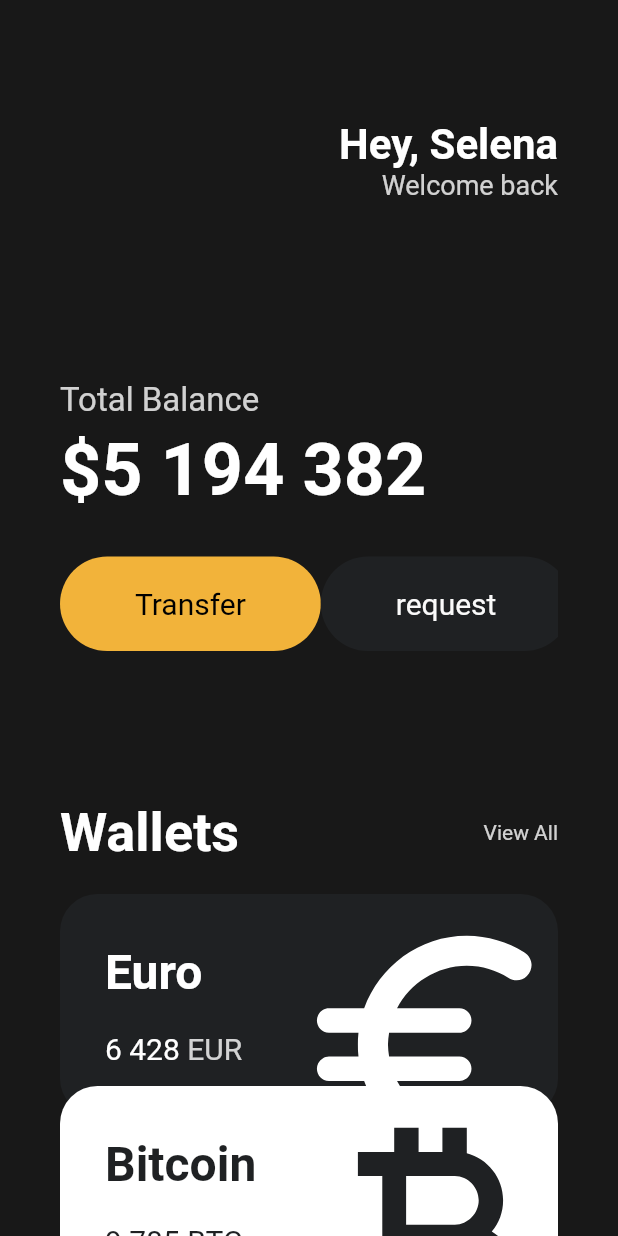
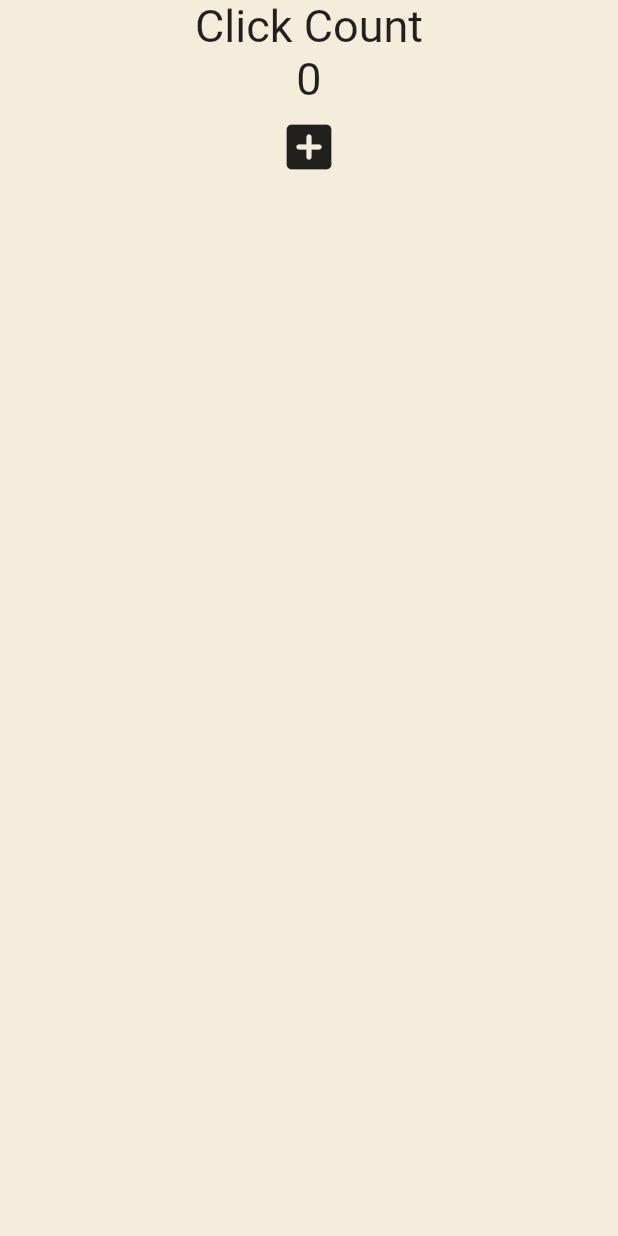
Before and after one commit to sungkuk5420/flutter-practice, a Flutter app: the screen it shows after launch, on a phone screen of 412 x 824 dp. Run offline on Flutter 3.47's test engine with Material 2 defaults, Android fonts, the phone set to English and light mode, and no system bars.

```diff
--- a/lib/main.dart
+++ b/lib/main.dart
@@ -1,132 +1,47 @@
 import 'package:flutter/material.dart';
-import 'package:toonflix/widgets/button.dart';
-import 'package:toonflix/widgets/currency_card.dart';
 
 void main() {
-  runApp(App());
+  runApp(const App());
 }
 
-class App extends StatelessWidget {
+class App extends StatefulWidget {
+  const App({super.key});
+
+  @override
+  State<App> createState() => _MyWidgetState();
+}
+
+class _MyWidgetState extends State<App> {
+  int counter = 0;
+
+  void onClicked() {
+    setState(() {
+      counter = counter + 1;
+    });
+  }
+
   @override
   Widget build(BuildContext context) {
     return MaterialApp(
       home: Scaffold(
-        backgroundColor: const Color(0xFF181818),
-        body: Padding(
-          padding: const EdgeInsets.symmetric(horizontal: 40),
-          child: SingleChildScrollView(
+        backgroundColor: const Color(0xFFF4EDDB),
+        body: Center(
           child: Column(
-              crossAxisAlignment: CrossAxisAlignment.start,
-              children: [
-                const SizedBox(
-                  height: 80,
-                ),
-                Row(
-                  mainAxisAlignment: MainAxisAlignment.end,
-                  children: [
-                    Column(
-                      crossAxisAlignment: CrossAxisAlignment.end,
             children: [
               const Text(
-                          'Hey, Selena',
-                          style: TextStyle(
-                            color: Colors.white,
-                            fontSize: 28,
-                            fontWeight: FontWeight.w600,
-                          ),
+                'Click Count',
+                style: TextStyle(fontSize: 30),
               ),
               Text(
-                          'Welcome back',
-                          style: TextStyle(
-                            color: Colors.white.withOpacity(0.8),
-                            fontSize: 18,
+                '$counter',
+                style: const TextStyle(fontSize: 30),
               ),
-                        ),
-                      ],
+              IconButton(
+                iconSize: 40,
+                onPressed: onClicked,
+                icon: const Icon(Icons.add_box_rounded),
               )
             ],
-                ),
-                const SizedBox(height: 120),
-                Text(
-                  'Total Balance',
-                  style: TextStyle(
-                    color: Colors.white.withOpacity(0.8),
-                    fontSize: 22,
-                  ),
-                ),
-                const SizedBox(height: 5),
-                const Text(
-                  '\$5 194 382',
-                  style: TextStyle(
-                      color: Colors.white,
-                      fontSize: 48,
-                      fontWeight: FontWeight.w600),
-                ),
-                const SizedBox(height: 30),
-                Row(
-                  mainAxisAlignment: MainAxisAlignment.spaceBetween,
-                  children: const [
-                    Button(
-                      text: "Transfer",
-                      bgColor: Color(0xffF2B33A),
-                      textColor: Colors.black,
-                    ),
-                    Button(
-                      text: "request",
-                      bgColor: Color(0xFF1F2123),
-                      textColor: Color(0xFFFAFAFA),
-                    ),
-                  ],
-                ),
-                const SizedBox(
-                  height: 100,
-                ),
-                Row(
-                  mainAxisAlignment: MainAxisAlignment.spaceBetween,
-                  children: [
-                    const Text(
-                      'Wallets',
-                      style: TextStyle(
-                        color: Colors.white,
-                        fontSize: 36,
-                        fontWeight: FontWeight.w600,
-                      ),
-                    ),
-                    Text(
-                      'View All',
-                      style: TextStyle(
-                        color: Colors.white.withOpacity(0.8),
-                      ),
-                    ),
-                  ],
-                ),
-                const SizedBox(
-                  height: 20,
-                ),
-                const CurrencyCard(
-                  name: 'Euro',
-                  code: 'EUR',
-                  amount: '6 428',
-                  icon: Icons.euro_rounded,
-                  isInverted: false,
-                  order: 1,
-                ),
-                const CurrencyCard(
-                    name: 'Bitcoin',
-                    code: 'BTC',
-                    amount: '9 785',
-                    icon: Icons.currency_bitcoin,
-                    isInverted: true,
-                    order: 2),
-                const CurrencyCard(
-                    name: 'Dollar',
-                    code: 'USD',
-                    amount: '428',
-                    icon: Icons.attach_money_outlined,
-                    isInverted: false,
-                    order: 3)
-              ],
-            ),
           ),
         ),
       ),
```
Lines whose indentation alone changed are shown as unchanged.
